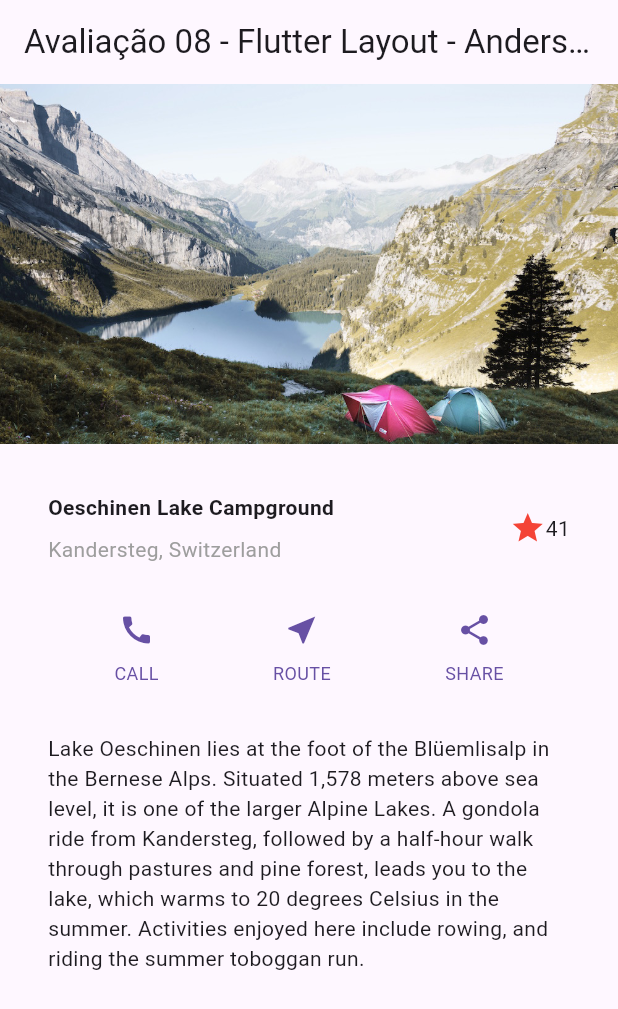
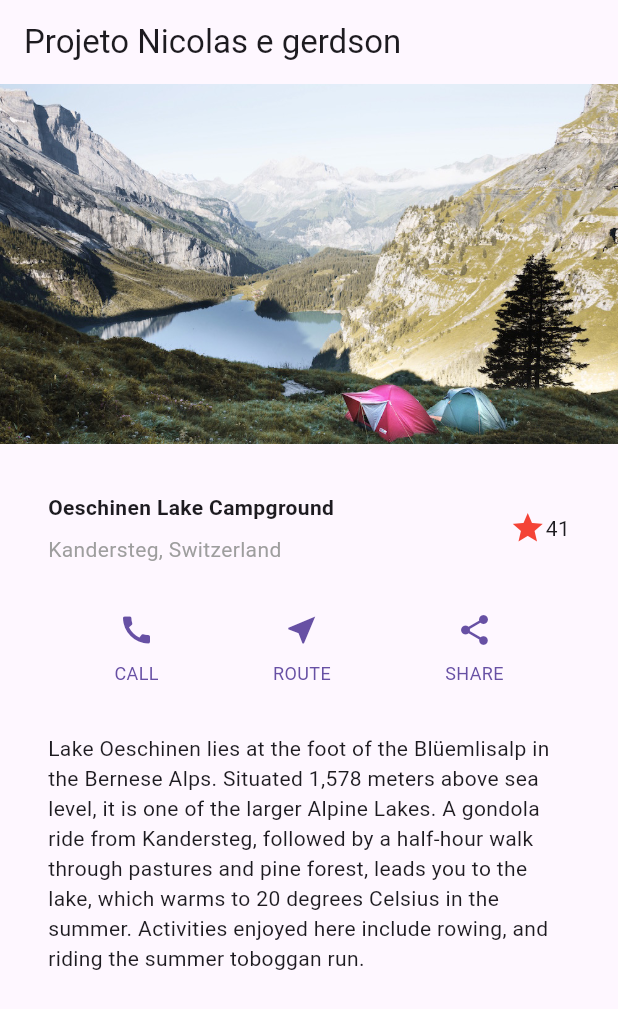
Before and after one commit to Gerdson28/pdm2-241, a Flutter app: the screen it shows after launch, on a phone screen of 412 x 824 dp. Shown: the top 1009 px of the screen. Run offline on Flutter 3.47's test engine with Material 3 defaults, Android fonts, the phone set to English and light mode, and no system bars.

Commit message:
Update main.dart

```diff
--- a/Avaliacao/avaliacao-08/lib/main.dart
+++ b/Avaliacao/avaliacao-08/lib/main.dart
@@ -7,7 +7,7 @@ class MyApp extends StatelessWidget {
 
   @override
   Widget build(BuildContext context) {
-    const String appTitle = 'Avaliação 08 - Flutter Layout - Anderson Maia';
+    const String appTitle = 'Projeto Nicolas e gerdson';
     return MaterialApp(
       title: appTitle,
       home: Scaffold(
```
